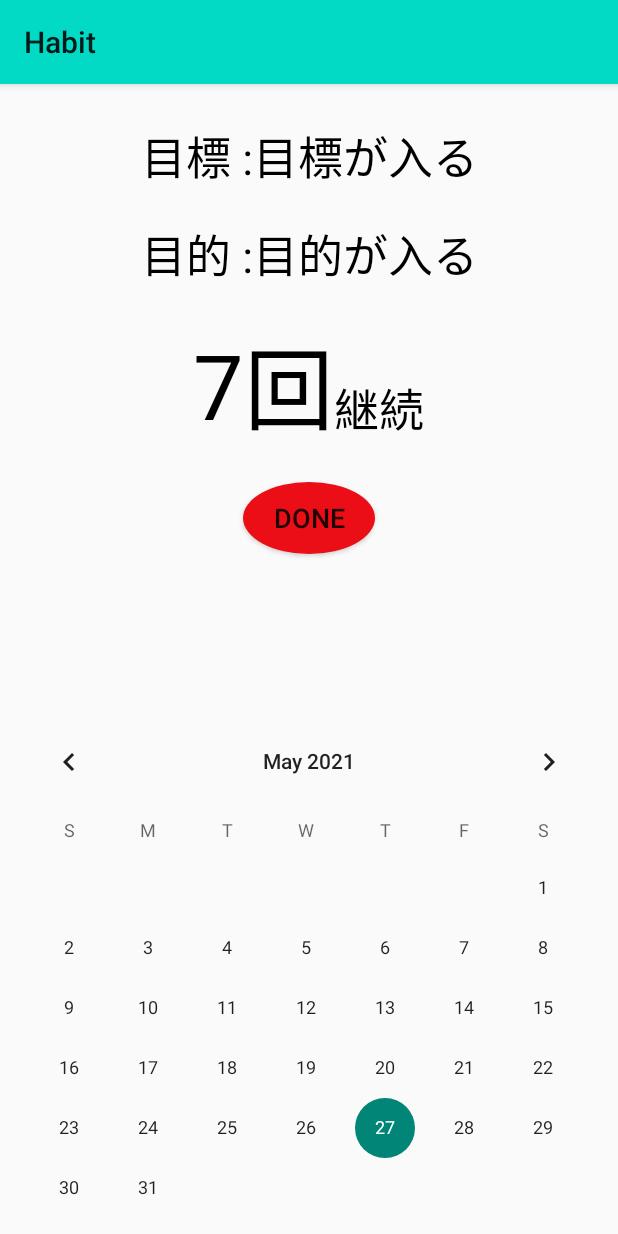
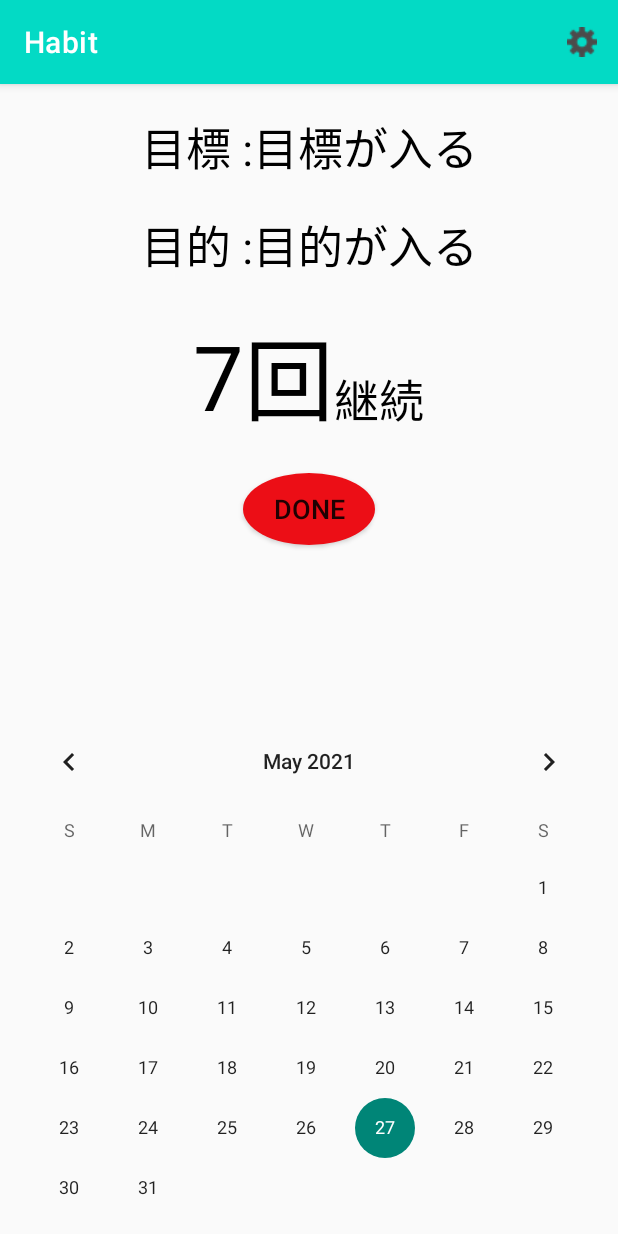
Before and after one commit to nagasho1122/habitapp, an Android app: the screen it shows after launch (MainActivity), on a phone screen of 412 x 824 dp. Run offline under Robolectric (Android 15) with nearby library versions, the phone set to English and light mode, and no system bars.

Commit message:
Appbar完成

```diff
--- a/app/build.gradle
+++ b/app/build.gradle
@@ -2,6 +2,7 @@
     id 'com.android.application'
     id 'kotlin-android'
     id 'kotlin-android-extensions'
+    id 'kotlin-kapt'
 }
 
 android {
--- /dev/null
+++ b/app/src/main/java/com/nagase/nagasho/myapplayout/RealmMemoApplication.kt
@@ -0,0 +1,4 @@
+package com.nagase.nagasho.myapplayout
+
+class RealmMemoApplication {
+}
--- a/app/src/main/res/layout/activity_main.xml
+++ b/app/src/main/res/layout/activity_main.xml
@@ -6,12 +6,34 @@
     android:layout_height="match_parent"
     tools:context=".MainActivity">
 
+    <androidx.coordinatorlayout.widget.CoordinatorLayout
+        android:id="@+id/coordinatorLayout"
+        android:layout_width="match_parent"
+        android:layout_height="match_parent">
+
+        <com.google.android.material.appbar.AppBarLayout
+            android:layout_width="match_parent"
+            android:layout_height="wrap_content">
+
+            <com.google.android.material.appbar.MaterialToolbar
+                android:id="@+id/topAppBar"
+                style="@style/Widget.MaterialComponents.Toolbar.Primary"
+                android:layout_width="match_parent"
+                android:layout_height="?attr/actionBarSize"
+                app:menu="@menu/option_menu"
+                app:title="@string/app_name" />
+
+        </com.google.android.material.appbar.AppBarLayout>
+
+
+    </androidx.coordinatorlayout.widget.CoordinatorLayout>
+
 
     <LinearLayout
         android:id="@+id/linearLayoutsetting1"
         android:layout_width="wrap_content"
         android:layout_height="wrap_content"
-        android:layout_marginTop="25dp"
+        android:layout_marginTop="75dp"
         android:orientation="horizontal"
         app:layout_constraintEnd_toEndOf="parent"
         app:layout_constraintStart_toStartOf="parent"
@@ -120,6 +142,8 @@
         android:layout_width="match_parent"
         android:layout_height="350dp"
         app:layout_constraintBottom_toBottomOf="parent"
+        app:layout_constraintEnd_toEndOf="parent"
+        app:layout_constraintStart_toStartOf="parent"
         tools:context=".MainActivity"></LinearLayout>
 
 </androidx.constraintlayout.widget.ConstraintLayout>
--- /dev/null
+++ b/app/src/main/res/menu/option_menu.xml
@@ -0,0 +1,9 @@
+<?xml version="1.0" encoding="utf-8"?>
+<menu xmlns:app="http://schemas.android.com/apk/res-auto"
+    xmlns:android="http://schemas.android.com/apk/res/android">
+    <item
+        android:id="@+id/settingicon"
+        android:icon="@drawable/setting"
+        android:title="設定"
+        app:showAsAction="always" />
+</menu>
--- /dev/null
+++ b/app/src/main/res/menu/option_menu_setting.xml
@@ -0,0 +1,5 @@
+<?xml version="1.0" encoding="utf-8"?>
+<menu xmlns:app="http://schemas.android.com/apk/res-auto"
+    xmlns:android="http://schemas.android.com/apk/res/android">
+
+</menu>
--- a/app/src/main/res/values-night/themes.xml
+++ b/app/src/main/res/values-night/themes.xml
@@ -1,6 +1,6 @@
 <resources xmlns:tools="http://schemas.android.com/tools">
     <!-- Base application theme. -->
-    <style name="Theme.MyApplayout" parent="Theme.MaterialComponents.DayNight.DarkActionBar">
+    <style name="Theme.MyApplayout" parent="Theme.MaterialComponents.DayNight.NoActionBar">
         <!-- Primary brand color. -->
         <item name="colorPrimary">@color/purple_200</item>
         <item name="colorPrimaryVariant">@color/purple_700</item>
--- a/app/src/main/res/values/themes.xml
+++ b/app/src/main/res/values/themes.xml
@@ -1,6 +1,6 @@
 <resources xmlns:tools="http://schemas.android.com/tools">
     <!-- Base application theme. -->
-    <style name="Theme.MyApplayout" parent="Theme.AppCompat.Light">
+    <style name="Theme.MyApplayout" parent="Theme.AppCompat.Light.NoActionBar">
         <!-- Primary brand color. -->
         <item name="colorPrimary">@color/teal_200</item>
         <item name="colorPrimaryVariant">@color/teal_200</item>
--- a/build.gradle
+++ b/build.gradle
@@ -8,6 +8,7 @@
     dependencies {
         classpath "com.android.tools.build:gradle:4.1.3"
         classpath "org.jetbrains.kotlin:kotlin-gradle-plugin:$kotlin_version"
+        classpath "io.realm.kotlin:gradle-plugin:0.1.0"
 
         // NOTE: Do not place your application dependencies here; they belong
         // in the individual module build.gradle files
```
Also changed, not shown: app/src/main/java/com/nagase/nagasho/myapplayout/MainActivity.kt (+13 -0 lines), app/src/main/java/com/nagase/nagasho/myapplayout/setting.kt (+8 -0 lines), app/src/main/res/layout/activity_setting.xml (+24 -1 lines), app/src/main/res/menu/context_menu.xml (added, +14 -0 lines), app/src/main/res/drawable-v24/setting.png (deleted), app/src/main/res/drawable/back.png (added), app/src/main/res/drawable/setting.png (added), app/src/main/res/drawable/setting2.png (added).
